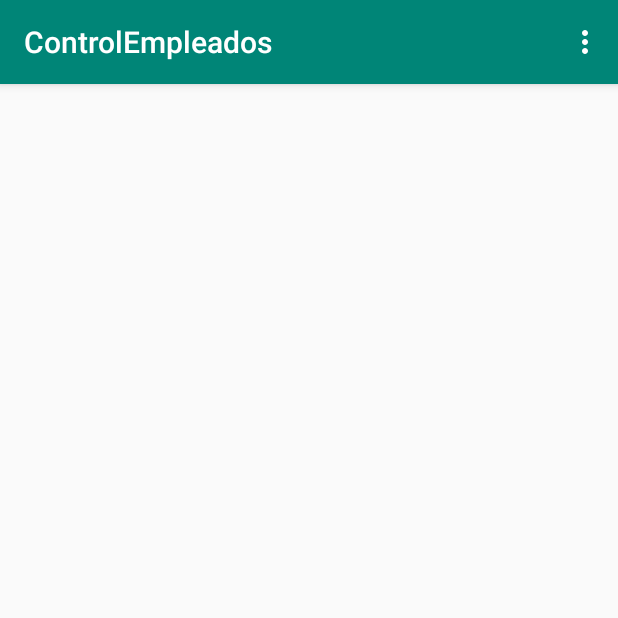
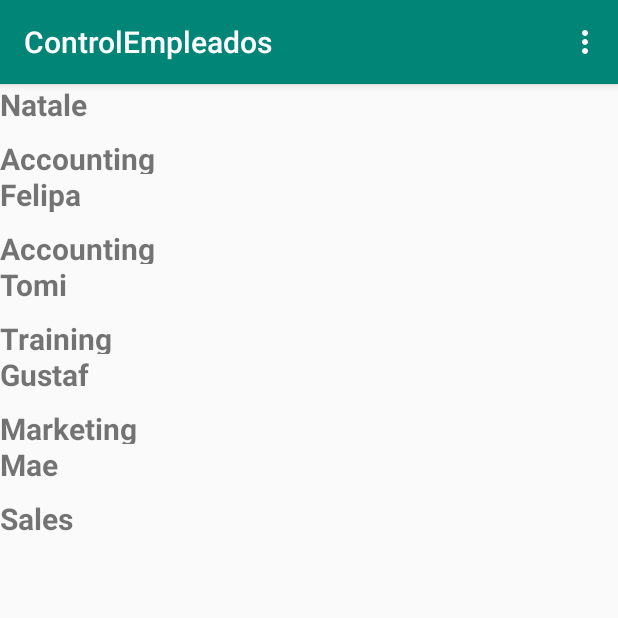
Before and after one commit to cmadrid19/AndroidStudio_Practica2T, an Android app: the MainActivity screen opened directly, with no data from a screen before it, on a phone screen of 412 x 824 dp, the top half of it. Run offline under Robolectric (Android 15) with nearby library versions, the phone set to English and light mode, and no system bars; 1 statement that could not run was skipped.

Commit message:
cargando datos en el recycler ...

```diff
--- a/app/src/main/java/com/example/controlempleados/activities/MainActivity.java
+++ b/app/src/main/java/com/example/controlempleados/activities/MainActivity.java
@@ -10,6 +10,7 @@ import android.content.Context;
 import android.content.Intent;
 import android.content.SharedPreferences;
 import android.os.Bundle;
+import android.util.Log;
 import android.view.Menu;
 import android.view.MenuInflater;
 import android.view.MenuItem;
@@ -18,6 +19,7 @@ import com.example.controlempleados.R;
 import com.example.controlempleados.bean.Empleado;
 import com.example.controlempleados.dao.DataBaseWorkers;
 import com.example.controlempleados.utiles.AdapterEmpleados;
+
 import java.util.ArrayList;
 
 public class MainActivity extends AppCompatActivity {
@@ -35,22 +37,32 @@ public class MainActivity extends AppCompatActivity {
         super.onCreate(savedInstanceState);
         setContentView(R.layout.activity_main);
 
-        //TODO HAY QUE CONVERTIR el fichero 'Workers.sql' que se encuentra en la raiz del proyecto a .db  ;; Creo que se puede de csv a SQLite
+        //TODO HAY QUE CONVERTIR el fichero 'Workers.sql' que se encuentra en la raiz del proyecto a .db  ;Creo que se puede de csv a SQLite
         /*
            - Modelo Usuario Registrarse y entrar.
         * 1. Recycler view: handleview, modelo,
         * 2. BBDD
-        * 3.
         * */
 
         DataBaseWorkers dbw = new DataBaseWorkers(this, "Prueba", null, 1);
+        //TODO workers esta mal, se debe quitar el id
+        dbw.insertarEmploeado("insert into WORKERS (first_name, last_name, email, gender, phone, location, avatar, department, language, hiring_date, birth_date) values ('Natale', 'Lagneaux', 'nlagneaux0@accuweather.com', 'Male', '437-271-7140', '870 Messerschmidt Parkway', 'https://robohash.org/totamvoluptatemvoluptate.bmp?size=50x50&set=set1', 'Accounting', 'New Zealand Sign Language', '2/2/2016', '10/18/1984')");
+        dbw.insertarEmploeado("insert into WORKERS (first_name, last_name, email, gender, phone, location, avatar, department, language, hiring_date, birth_date) values ('Felipa', 'Mottershead', 'fmottershead2@examiner.com', 'Female', '552-211-4791', '90 Mallory Place', 'https://robohash.org/quocorporisoccaecati.png?size=50x50&set=set1', 'Accounting', 'West Frisian', '5/14/2011', '1/19/2000')");
+        dbw.insertarEmploeado("insert into WORKERS (first_name, last_name, email, gender, phone, location, avatar, department, language, hiring_date, birth_date) values ('Tomi', 'Peele', 'tpeele3@wp.com', 'Female', '439-262-8999', '24 Anthes Crossing', 'https://robohash.org/impediteanemo.jpg?size=50x50&set=set1', 'Training', 'Czech', '7/20/2011', '2/21/1980')");
+        dbw.insertarEmploeado("insert into WORKERS (first_name, last_name, email, gender, phone, location, avatar, department, language, hiring_date, birth_date) values ('Gustaf', 'Maundrell', 'gmaundrell4@flickr.com', 'Male', '770-596-4414', '37416 Wayridge Junction', 'https://robohash.org/utetconsequatur.png?size=50x50&set=set1', 'Marketing', 'Gujarati', '10/1/2011', '6/22/1985')");
+        dbw.insertarEmploeado("insert into WORKERS (first_name, last_name, email, gender, phone, location, avatar, department, language, hiring_date, birth_date) values ('Mae', 'Dyka', 'mdyka5@shutterfly.com', 'Female', '402-326-5393', '15049 Ludington Crossing', 'https://robohash.org/auttemporefuga.jpg?size=50x50&set=set1', 'Sales', 'Czech', '11/16/2010', '5/3/1995')");
 
-        /*
+        datos = dbw.getEmpleados();
+
+        for (int x = 0; x < datos.size(); x++) {
+            Log.d(TAG, "El adapter tiene: "+String.valueOf(datos.get(x)));
+        }
+
         recView = (RecyclerView) findViewById(R.id.lista_empleados);
         recView.setLayoutManager(new LinearLayoutManager(this));
         adaptador = new AdapterEmpleados(datos);
         recView.setAdapter(adaptador);
-*/
+
 
     }
 
--- a/app/src/main/java/com/example/controlempleados/activities/RegistrarseActivity.java
+++ b/app/src/main/java/com/example/controlempleados/activities/RegistrarseActivity.java
@@ -172,6 +172,7 @@ public class RegistrarseActivity extends AppCompatActivity {
             db.insertarUser(user);
 
             Intent intent = (new Intent(this, LoginActivity.class));
+            this.finish();
             startActivity(intent);
         } else {
             Toast.makeText(this, getResources().getString(R.string.rellena_campos), Toast.LENGTH_SHORT).show();
--- a/app/src/main/java/com/example/controlempleados/dao/DataBaseWorkers.java
+++ b/app/src/main/java/com/example/controlempleados/dao/DataBaseWorkers.java
@@ -25,6 +25,7 @@ import java.util.List;
 
 public class DataBaseWorkers extends SQLiteOpenHelper {
     public static final int DATABASE_VERSION = 1;
+    final String WORKERS_DB_NAME = "WORKERS";
     private Context context;
 
 
@@ -36,10 +37,9 @@ public class DataBaseWorkers extends SQLiteOpenHelper {
 
     @Override
     public void onCreate(SQLiteDatabase db) {
-        final String WORKERS_DB_NAME = "WORKERS";
         final String WORKER_ID = "id";
-        final String WORKER_NAME = "name";
-        final String WORKER_SURNAME = "sur_name";
+        final String WORKER_NAME = "first_name";
+        final String WORKER_SURNAME = "last_name";
         final String WORKER_EMAIL = "email";
         final String WORKER_GENDER = "gender";
         final String WORKER_PHONE = "phone";
@@ -49,11 +49,11 @@ public class DataBaseWorkers extends SQLiteOpenHelper {
         final String WORKER_LANGUAGE = "language";
         final String WORKER_HIRING_DATE = "hiring_date";
         final String WORKER_BIRTH_DATE = "birth_date";
-        final String WORKER_NATIONALITY = "nationality";
+
 
         final String SQL_TABLE_WORKERS = " CREATE TABLE " + WORKERS_DB_NAME
                 + " ( "
-                + WORKER_ID + " INTEGER PRIMARY KEY, "
+                + WORKER_ID + " INTEGER PRIMARY KEY AUTOINCREMENT, "
                 + WORKER_NAME + " TEXT, "
                 + WORKER_SURNAME + " TEXT,"
                 + WORKER_EMAIL + " TEXT,"
@@ -64,8 +64,7 @@ public class DataBaseWorkers extends SQLiteOpenHelper {
                 + WORKER_DEPARTMENT + " TEXT,"
                 + WORKER_LANGUAGE + " TEXT,"
                 + WORKER_HIRING_DATE + " TEXT,"
-                + WORKER_BIRTH_DATE + " TEXT,"
-                + WORKER_NATIONALITY + " TEXT"
+                + WORKER_BIRTH_DATE + " TEXT"
                 + ")";
 
         db.execSQL(SQL_TABLE_WORKERS);
@@ -74,15 +73,14 @@ public class DataBaseWorkers extends SQLiteOpenHelper {
     @Override
     public void onUpgrade(SQLiteDatabase db, int oldVersion, int newVersion) {
         //Borrar tabla si ya existe
-        leerRaw(db);
     }
 
     private void cerrarBaseDatos(SQLiteDatabase database) {
         database.close();
     }
 
-    public List<Empleado> getEmpleados() {
-        List<Empleado> listaEmpleados = null;
+    public  ArrayList<Empleado> getEmpleados() {
+        ArrayList<Empleado> arrListaEmpleados = null;
         Empleado empleado = null;
 
         int id = -1;
@@ -97,9 +95,8 @@ public class DataBaseWorkers extends SQLiteOpenHelper {
         String language = "";
         String hiringDate = "";
         String birthDate = "";
-        String nationality = "";
 
-        String consulta = "SELECT * FROM WORKERS_DB_NAME";
+        String consulta = "SELECT * FROM "+ WORKERS_DB_NAME;
 
         SQLiteDatabase basedatos = this.getReadableDatabase();
         Cursor cursor = basedatos.rawQuery(consulta, null);
@@ -107,7 +104,7 @@ public class DataBaseWorkers extends SQLiteOpenHelper {
 
         if (cursor != null && cursor.getCount() > 0) {
             cursor.moveToFirst();
-            listaEmpleados = new ArrayList<Empleado>(cursor.getCount());
+            arrListaEmpleados = new ArrayList<Empleado>(cursor.getCount());
             do {
                 id = cursor.getInt(0);
                 name = cursor.getString(1);
@@ -121,18 +118,18 @@ public class DataBaseWorkers extends SQLiteOpenHelper {
                 language = cursor.getString(9);
                 hiringDate = cursor.getString(10);
                 birthDate = cursor.getString(11);
-                nationality = cursor.getString(12);
+
 
                 empleado = new Empleado(id, name, surname, email, gender, phone, location, avatar,
-                        department, language, hiringDate, birthDate, nationality);
+                        department, language, hiringDate, birthDate);
 
-                listaEmpleados.add(empleado);
+                arrListaEmpleados.add(empleado);
 
             } while (cursor.moveToNext());
             cursor.close();
         }
         this.cerrarBaseDatos(basedatos);
-        return listaEmpleados;
+        return arrListaEmpleados;
     }
 
     public void SetTablaEmpleados() {
@@ -177,10 +174,10 @@ public class DataBaseWorkers extends SQLiteOpenHelper {
                 language = cursor.getString(9);
                 hiringDate = cursor.getString(10);
                 birthDate = cursor.getString(11);
-                nationality = cursor.getString(12);
+
 
                 empleado = new Empleado(id, name, surname, email, gender, phone, location, avatar,
-                        department, language, hiringDate, birthDate, nationality);
+                        department, language, hiringDate, birthDate);
 
                 listaEmpleados.add(empleado);
 
@@ -204,7 +201,7 @@ public class DataBaseWorkers extends SQLiteOpenHelper {
                 query += line;
 
                 Log.d("TEST", line);
-                insertarEmploeado(line);
+
             }
 
             db.execSQL(query);
@@ -215,12 +212,12 @@ public class DataBaseWorkers extends SQLiteOpenHelper {
         }
     }
 
-    /*
+
     private void insertarWoker(Empleado e){
         SQLiteDatabase database = this.getWritableDatabase();
 
         SQLiteStatement query = database.compileStatement("INSERT INTO USERS (id,name, sur_name,email, gender, phone, location, avatar, department" +
-                ",language, hiring_date, birth_date, nationality) VALUES (?, ?, ?, ?, ?, ?,?, ?, ?, ?, ?, ?, ?)");
+                ",language, hiring_date, birth_date) VALUES (?, ?, ?, ?, ?, ?,?, ?, ?, ?, ?, ?)");
         query.bindString(1, String.valueOf(e.getId()));
         query.bindString(2, e.getFirstName());
         query.bindString(3, e.getLast_name());
@@ -233,15 +230,14 @@ public class DataBaseWorkers extends SQLiteOpenHelper {
         query.bindString(10, e.getLanguage());
         query.bindString(11, e.getHiringDate());
         query.bindString(12, e.getBirthDate());
-        query.bindString(13, e.getNationlity());
 
         query.executeInsert();
 
         this.cerrarBaseDatos(database);
     }
-     */
 
-    private void insertarEmploeado(String insert) {
+
+    public void insertarEmploeado(String insert) {
         SQLiteDatabase database = this.getWritableDatabase();
         database.execSQL(insert);
         this.cerrarBaseDatos(database);
--- a/app/src/main/java/com/example/controlempleados/utiles/EmpleadoViewHolder.java
+++ b/app/src/main/java/com/example/controlempleados/utiles/EmpleadoViewHolder.java
@@ -10,16 +10,21 @@ import com.example.controlempleados.bean.Empleado;
 
 public class EmpleadoViewHolder extends RecyclerView.ViewHolder {
 
-    private TextView text_view_titulo;
-    private TextView text_view_autor;
+    private TextView tvNombreEmpleado;
+    private TextView tvDepartamentoEmpleado;
+    private TextView tvIdEmpleado;
 
     public EmpleadoViewHolder(View itemView) {
         super(itemView);
+        tvNombreEmpleado = (TextView) itemView.findViewById(R.id.txtViewNombreEmpleado);
+        tvDepartamentoEmpleado = (TextView) itemView.findViewById(R.id.txtViewDepartamentoEmpleado);
+        tvIdEmpleado = (TextView) itemView.findViewById(R.id.txtViewIdEmpleado);
     }
 
 
     public void cargarEmpleadoEnHolder(Empleado e) {
-        //text_view_titulo.setText(e.getTitulo());
-        //text_view_autor.setText(e.getAutor());
+        tvNombreEmpleado.setText(e.getFirstName());
+        tvDepartamentoEmpleado.setText(e.getDepartment());
+        tvIdEmpleado.setText(e.getId());
     }
 }
```
Also changed, not shown: app/src/main/AndroidManifest.xml (+16 -5 lines), app/src/main/java/com/example/controlempleados/activities/DetalleEmpleadoActivity.java (added, +18 -0 lines), app/src/main/java/com/example/controlempleados/bean/Empleado.java (+3 -11 lines), app/src/main/res/layout/activity_detalle_empleado.xml (added, +9 -0 lines), 1 other file.
